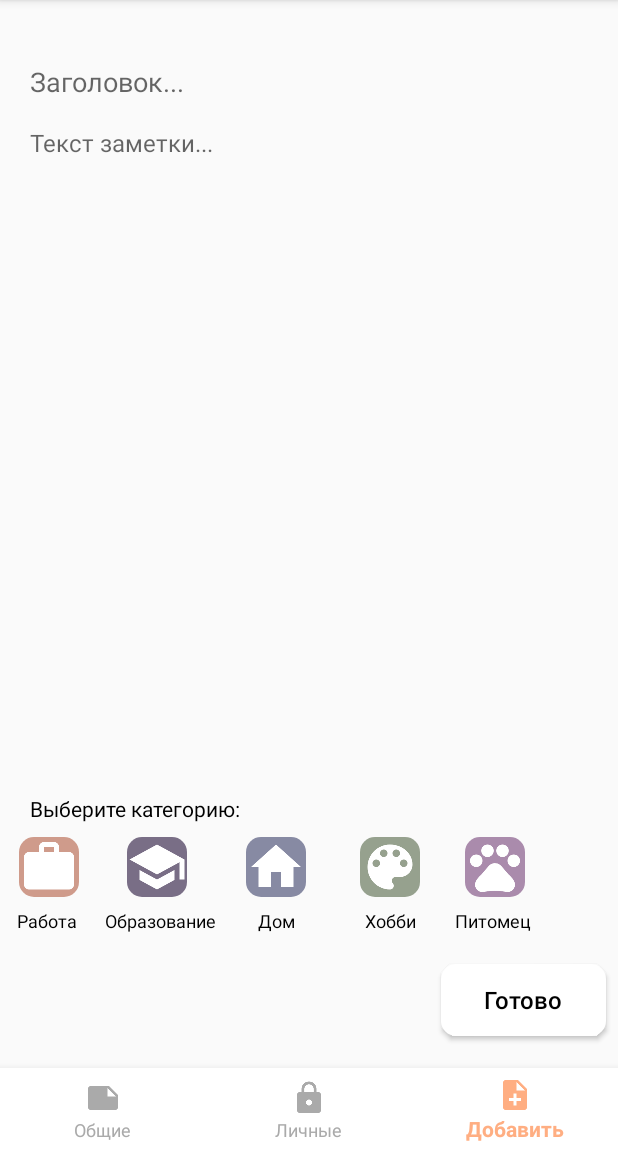
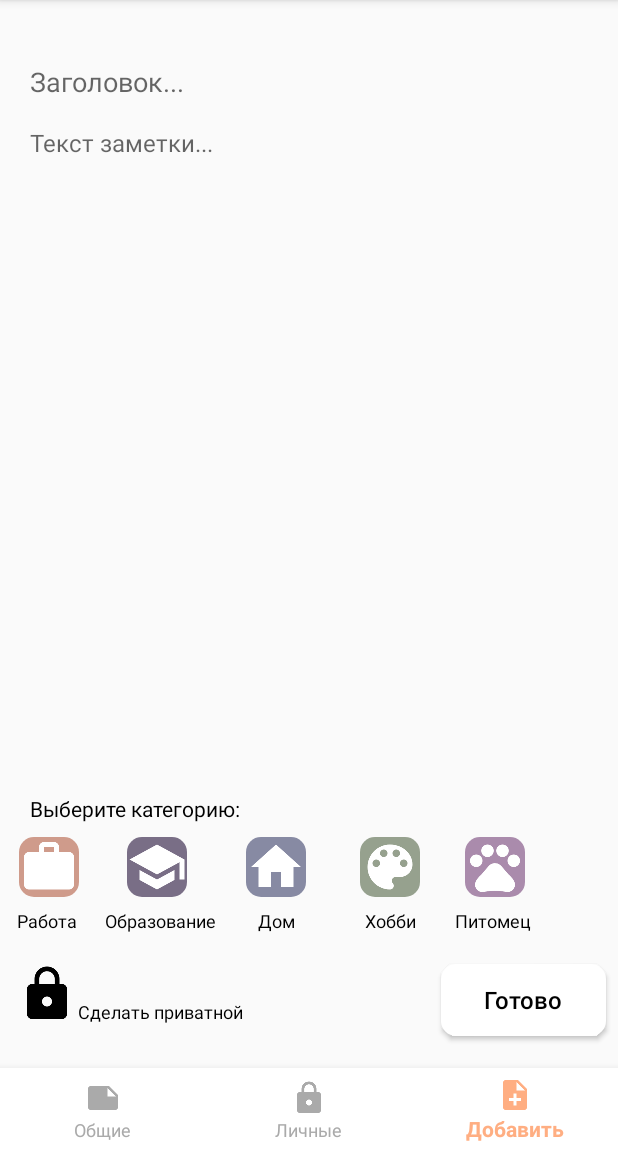
Before and after one commit to mortystrk/coursework, an Android app: the MainActivity screen opened directly, with no data from a screen before it, item 3 of the bottom bar chosen, on a phone screen of 412 x 824 dp, the part 84-1236 px from its top. Run offline under Robolectric (Android 15) with nearby library versions, the phone set to English and light mode, and no system bars; our stand-ins replace Room's generated code; pictures from the network do not load; Roboto replaces fonts that are not available here; 1 statement that could not run was skipped.

Commit message:
small refactor

```diff
--- a/app/src/main/java/mrtsk/by/mynotes/core/fragments/CreateNote.kt
+++ b/app/src/main/java/mrtsk/by/mynotes/core/fragments/CreateNote.kt
@@ -43,6 +43,7 @@ class CreateNote : Fragment() {
     private var previousImageView: ImageView? = null
     private var previousTextView: TextView? = null
     private var category: String = ""
+    private var isPrivate = false
 
     override fun onCreate(savedInstanceState: Bundle?) {
         super.onCreate(savedInstanceState)
@@ -80,6 +81,7 @@ class CreateNote : Fragment() {
     override fun onActivityCreated(savedInstanceState: Bundle?) {
         super.onActivityCreated(savedInstanceState)
         b_done.setOnClickListener { onButtonPressed() }
+
         iv_add_work_category.setOnClickListener { changeSelectedView(it as ImageView, tv_work_categ)
         category = "Work"}
         iv_add_edu_category.setOnClickListener { changeSelectedView(it as ImageView, tv_edu_categ)
@@ -90,6 +92,30 @@ class CreateNote : Fragment() {
         category = "Home"}
         iv_add_pet_category.setOnClickListener { changeSelectedView(it as ImageView, tv_pet_categ)
         category = "Pet"}
+
+        /*tv_make_private.setOnClickListener {
+            if (!isPrivate) {
+                iv_make_private.translationZ = 25.0f
+                it.translationZ = 25.0f
+                isPrivate = true
+            } else {
+                iv_make_private.translationZ = 0.0f
+                it.translationZ = 0.0f
+                isPrivate = false
+            }
+        }*/
+
+        iv_make_private.setOnClickListener {
+            if (!isPrivate) {
+                tv_make_private.translationZ = 25.0f
+                it.translationZ = 25.0f
+                isPrivate = true
+            } else {
+                tv_make_private.translationZ = 0.0f
+                it.translationZ = 0.0f
+                isPrivate = false
+            }
+        }
     }
 
     override fun onAttach(context: Context) {
@@ -142,12 +168,6 @@ class CreateNote : Fragment() {
             }
     }
 
-    private fun init() {
-        b_done.setOnClickListener {
-           Snackbar.make(activity!!.main_layout, "Готово", Snackbar.LENGTH_SHORT).show()
-        }
-    }
-
     private fun changeSelectedView(currImageView: ImageView, currTextView: TextView) {
         currImageView.translationZ = 25.0f
         currTextView.setTextColor(resources.getColor(R.color.colorTextSelected, null))
--- a/app/src/main/res/layout/fragment_create_note.xml
+++ b/app/src/main/res/layout/fragment_create_note.xml
@@ -99,5 +99,19 @@
             android:layout_height="wrap_content" android:layout_alignParentStart="true"
             android:layout_marginStart="11dp" android:layout_alignParentBottom="true" android:id="@+id/tv_work_categ"
             android:layout_marginBottom="146dp" android:textColor="@android:color/black" android:textSize="12sp"/>
+    <ImageView
+            android:src="@drawable/baseline_lock_black_48"
+            android:layout_width="40dp"
+            android:layout_height="40dp" android:layout_alignParentStart="true"
+            android:layout_marginStart="11dp" android:layout_alignTop="@+id/b_done" android:id="@+id/iv_make_private"
+            android:layout_marginTop="0dp" android:clickable="true"/>
+    <TextView
+            android:text="Сделать приватной"
+            android:layout_width="wrap_content"
+            android:layout_height="wrap_content" android:layout_alignParentStart="true"
+            android:layout_alignBottom="@+id/iv_make_private" android:layout_marginStart="52dp"
+            android:id="@+id/tv_make_private"
+            android:fontFamily="sans-serif" android:textSize="12sp" android:textColor="@color/colorTextNonSelected"
+            android:layout_marginBottom="0dp" android:clickable="true" android:editable="true" android:enabled="true"/>
 
 </RelativeLayout>
```
